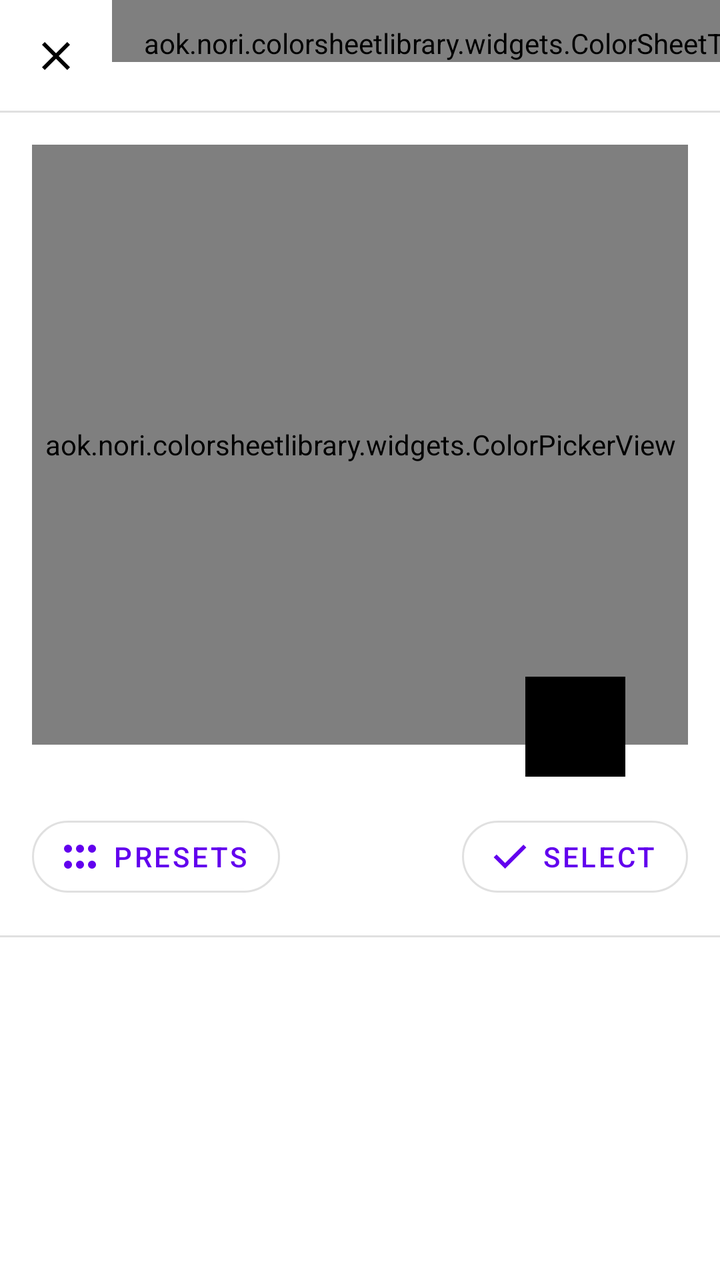
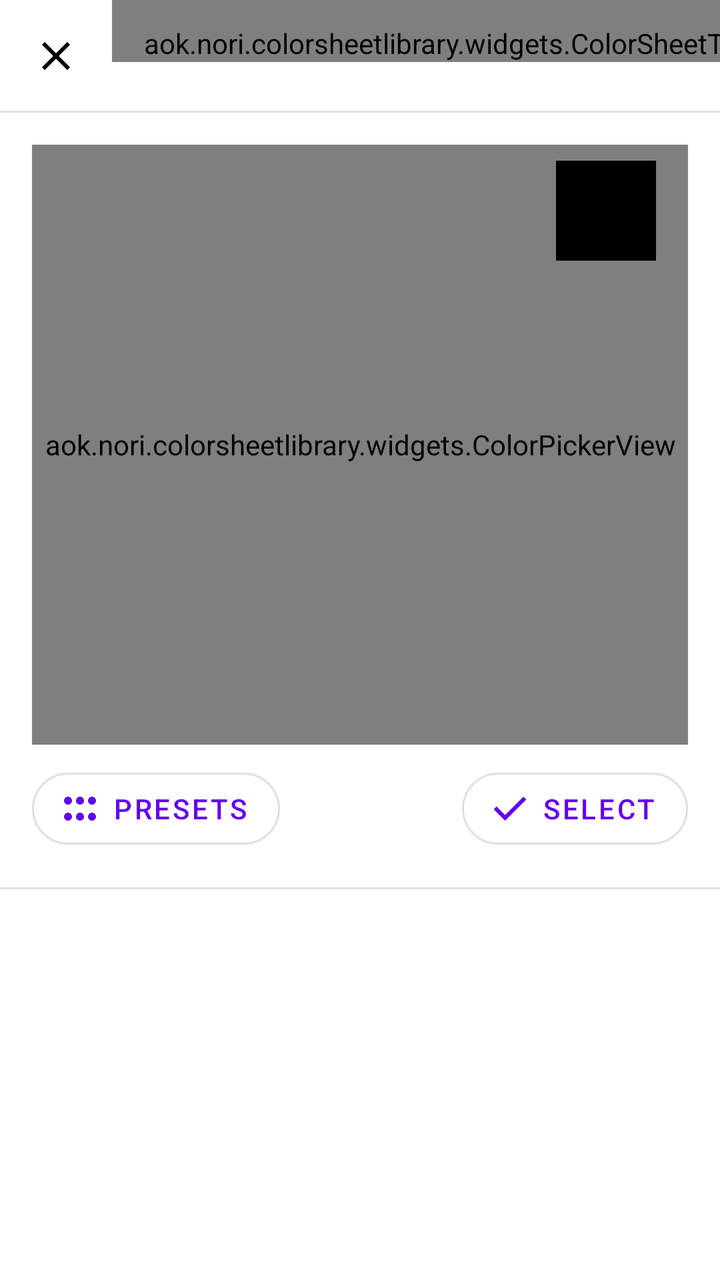

Screens rendered from an Android XML layout before and after an edit, with the pre-edit source and the edit as a unified diff.
<!-- AndroidManifest.xml: another module's application theme Theme.ColorSheet -->
<!-- res/layout/color_sheet.xml -->
<?xml version="1.0" encoding="utf-8"?>
<LinearLayout xmlns:android="http://schemas.android.com/apk/res/android"
    xmlns:app="http://schemas.android.com/apk/res-auto"
    xmlns:tools="http://schemas.android.com/tools"
    android:layout_width="match_parent"
    android:layout_height="wrap_content"
    android:layout_gravity="bottom"
    android:fitsSystemWindows="true"
    android:orientation="vertical">

    <androidx.constraintlayout.widget.ConstraintLayout
        android:layout_width="match_parent"
        android:layout_height="56dp"
        android:clipChildren="true"
        android:clipToPadding="true"
        android:orientation="horizontal">

        <ImageView
            android:id="@+id/colorSheetClose"
            android:layout_width="wrap_content"
            android:layout_height="wrap_content"
            android:background="?selectableItemBackgroundBorderless"
            android:clickable="true"
            android:focusable="true"
            android:padding="16dp"
            android:src="@drawable/ic_close"
            app:layout_constraintBottom_toBottomOf="parent"
            app:layout_constraintStart_toStartOf="parent"
            app:layout_constraintTop_toTopOf="parent"
            tools:ignore="ContentDescription" />

        <aok.nori.colorsheetlibrary.widgets.ColorSheetTitle
            android:id="@+id/sheetTitle"
            android:layout_width="wrap_content"
            android:layout_height="wrap_content"
            android:layout_marginBottom="8dp"
            android:paddingStart="16dp"
            android:paddingTop="12dp"
            android:paddingEnd="16dp"
            android:text="@string/choose_a_color"
            android:textAlignment="center"
            android:textAppearance="@style/TextAppearance.MaterialComponents.Headline6"
            app:layout_constraintBottom_toBottomOf="parent"
            app:layout_constraintStart_toEndOf="@id/colorSheetClose"
            app:layout_constraintTop_toTopOf="parent"
            app:layout_constraintVertical_bias="0" />
    </androidx.constraintlayout.widget.ConstraintLayout>

    <View
        android:layout_width="match_parent"
        android:layout_height="1dp"
        android:layout_marginTop="-1dp"
        android:background="@color/dividerColor" />

    <androidx.core.widget.NestedScrollView
        android:layout_width="match_parent"
        android:layout_height="wrap_content"
        android:fillViewport="true">

        <FrameLayout
            android:layout_width="match_parent"
            android:layout_height="wrap_content">

            <LinearLayout
                android:id="@+id/presetsLayout"
                android:layout_width="match_parent"
                android:layout_height="wrap_content"
                android:orientation="vertical">

                <androidx.recyclerview.widget.RecyclerView
                    android:id="@+id/colorSheetList"
                    android:layout_width="match_parent"
                    android:layout_height="wrap_content"
                    android:clipChildren="false"
                    android:clipToPadding="false"
                    android:nestedScrollingEnabled="false"
                    android:padding="12dp"
                    app:layoutManager="androidx.recyclerview.widget.GridLayoutManager"
                    app:spanCount="6"
                    tools:listitem="@layout/color_item" />

                <androidx.constraintlayout.widget.ConstraintLayout
                    android:layout_width="match_parent"
                    android:layout_height="wrap_content"
                    android:paddingStart="16dp"
                    android:paddingTop="32dp"
                    android:paddingEnd="16dp"
                    android:paddingBottom="16dp">

                    <com.google.android.material.button.MaterialButton
                        android:id="@+id/colorSheetCustom"
                        style="@style/Widget.MaterialComponents.Button.OutlinedButton.Icon"
                        android:layout_width="wrap_content"
                        android:layout_height="wrap_content"
                        android:text="@string/button_label_custom"
                        app:cornerRadius="20dp"
                        app:icon="@drawable/ic_custom"
                        app:layout_constraintBottom_toBottomOf="parent"
                        app:layout_constraintStart_toStartOf="parent"
                        app:layout_constraintTop_toTopOf="parent" />
                </androidx.constraintlayout.widget.ConstraintLayout>
            </LinearLayout>

            <androidx.constraintlayout.widget.ConstraintLayout
                android:id="@+id/customLayout"
                android:layout_width="match_parent"
                android:layout_height="wrap_content">

                <aok.nori.colorsheetlibrary.widgets.ColorPickerView
                    android:id="@+id/colorPickerView"
                    android:layout_width="0dp"
                    android:layout_height="300dp"
                    android:layout_marginStart="16dp"
                    android:layout_marginTop="16dp"
                    android:layout_marginEnd="16dp"
                    app:layout_constraintEnd_toEndOf="parent"
                    app:layout_constraintStart_toStartOf="parent"
                    app:layout_constraintTop_toTopOf="parent" />

                <View
                    android:id="@+id/customColorPreview"
                    android:layout_width="50dp"
                    android:layout_height="50dp"
                    android:layout_marginBottom="16dp"
                    android:background="@android:color/black"
                    app:layout_constraintBottom_toTopOf="@id/colorSheetSelect"
                    app:layout_constraintEnd_toEndOf="@id/colorSheetSelect"
                    app:layout_constraintStart_toStartOf="@id/colorSheetSelect" />

                <com.google.android.material.button.MaterialButton
                    android:id="@+id/colorSheetPresets"
                    style="@style/Widget.MaterialComponents.Button.OutlinedButton.Icon"
                    android:layout_width="wrap_content"
                    android:layout_height="wrap_content"
                    android:layout_marginStart="16dp"
                    android:layout_marginTop="32dp"
                    android:layout_marginBottom="16dp"
                    android:text="@string/button_label_presets"
                    app:cornerRadius="20dp"
                    app:icon="@drawable/ic_presets"
                    app:layout_constraintBottom_toBottomOf="parent"
                    app:layout_constraintStart_toStartOf="parent"
                    app:layout_constraintTop_toBottomOf="@id/colorPickerView" />

                <com.google.android.material.button.MaterialButton
                    android:id="@+id/colorSheetSelect"
                    style="@style/Widget.MaterialComponents.Button.OutlinedButton.Icon"
                    android:layout_width="wrap_content"
                    android:layout_height="wrap_content"
                    android:layout_marginTop="32dp"
                    android:layout_marginEnd="16dp"
                    android:layout_marginBottom="16dp"
                    android:text="@string/button_label_select"
                    app:cornerRadius="20dp"
                    app:icon="@drawable/ic_select"
                    app:layout_constraintBottom_toBottomOf="parent"
                    app:layout_constraintEnd_toEndOf="parent"
                    app:layout_constraintTop_toBottomOf="@id/colorPickerView" />

            </androidx.constraintlayout.widget.ConstraintLayout>
        </FrameLayout>
    </androidx.core.widget.NestedScrollView>

    <View
        android:layout_width="match_parent"
        android:layout_height="1dp"
        android:layout_marginTop="-1dp"
        android:background="@color/dividerColor" />
</LinearLayout>
<!-- res/layout/color_item.xml (included above) -->
<?xml version="1.0" encoding="utf-8"?>
<androidx.constraintlayout.widget.ConstraintLayout xmlns:android="http://schemas.android.com/apk/res/android"
    xmlns:app="http://schemas.android.com/apk/res-auto"
    xmlns:tools="http://schemas.android.com/tools"
    android:id="@+id/colorItemLayout"
    android:layout_width="match_parent"
    android:layout_height="wrap_content"
    android:background="?selectableItemBackground"
    android:clickable="true"
    android:focusable="true">

    <androidx.constraintlayout.widget.ConstraintLayout
        android:id="@+id/constraintLayout"
        android:layout_width="0dp"
        android:layout_height="0dp"
        android:paddingStart="8dp"
        android:paddingTop="12dp"
        android:paddingEnd="8dp"
        android:paddingBottom="12dp"
        android:clipChildren="false"
        android:clipToPadding="false"
        app:layout_constraintBottom_toBottomOf="parent"
        app:layout_constraintDimensionRatio="1:1"
        app:layout_constraintEnd_toEndOf="parent"
        app:layout_constraintStart_toStartOf="parent"
        app:layout_constraintTop_toTopOf="parent">

        <ImageView
            android:id="@+id/colorSelectedCircle"
            android:layout_width="40dp"
            android:layout_height="40dp"
            android:src="@drawable/ic_circle"
            app:layout_constraintBottom_toBottomOf="parent"
            app:layout_constraintEnd_toEndOf="parent"
            app:layout_constraintStart_toStartOf="parent"
            app:layout_constraintTop_toTopOf="parent"
            tools:ignore="ContentDescription" />

        <ImageView
            android:id="@+id/colorSelected"
            android:layout_width="24dp"
            android:layout_height="24dp"
            android:src="@drawable/ic_check"
            android:visibility="visible"
            app:layout_constraintBottom_toBottomOf="@id/colorSelectedCircle"
            app:layout_constraintEnd_toEndOf="@+id/colorSelectedCircle"
            app:layout_constraintStart_toStartOf="@id/colorSelectedCircle"
            app:layout_constraintTop_toTopOf="@+id/colorSelectedCircle"
            tools:ignore="ContentDescription" />
    </androidx.constraintlayout.widget.ConstraintLayout>

</androidx.constraintlayout.widget.ConstraintLayout>
<!-- resources referenced by this layout -->
<resources>
  <color name="dividerColor">#1F000000</color>
  <!-- drawable ic_check (drawable) -->
  <vector xmlns:android="http://schemas.android.com/apk/res/android"
      android:width="24dp"
      android:height="24dp"
      android:viewportWidth="24.0"
      android:viewportHeight="24.0">
      <path
          android:fillColor="?attr/colorOnSurface"
          android:pathData="M9,16.17L4.83,12l-1.42,1.41L9,19 21,7l-1.41,-1.41z" />
  </vector>
  <!-- drawable ic_circle (drawable) -->
  <?xml version="1.0" encoding="utf-8"?>
  <shape xmlns:android="http://schemas.android.com/apk/res/android"
      android:shape="oval">
  
      <solid android:color="#666666" />
  
      <size
          android:width="40dp"
          android:height="40dp" />
  </shape>
  <!-- drawable ic_close (drawable) -->
  <vector xmlns:android="http://schemas.android.com/apk/res/android"
      android:width="24dp"
      android:height="24dp"
      android:viewportWidth="24.0"
      android:viewportHeight="24.0">
      <path
          android:fillColor="?attr/colorOnSurface"
          android:pathData="M19,6.41L17.59,5 12,10.59 6.41,5 5,6.41 10.59,12 5,17.59 6.41,19 12,13.41 17.59,19 19,17.59 13.41,12z" />
  </vector>
  <!-- drawable ic_presets (drawable) -->
  <vector xmlns:android="http://schemas.android.com/apk/res/android"
      android:width="24dp"
      android:height="24dp"
      android:viewportWidth="960"
      android:viewportHeight="960"
      android:tint="?attr/colorControlNormal">
  
    <path
        android:fillColor="@android:color/white"
        android:pathData="M240,400Q207,400 183.5,376.5Q160,353 160,320Q160,287 183.5,263.5Q207,240 240,240Q273,240 296.5,263.5Q320,287 320,320Q320,353 296.5,376.5Q273,400 240,400ZM480,400Q447,400 423.5,376.5Q400,353 400,320Q400,287 423.5,263.5Q447,240 480,240Q513,240 536.5,263.5Q560,287 560,320Q560,353 536.5,376.5Q513,400 480,400ZM720,400Q687,400 663.5,376.5Q640,353 640,320Q640,287 663.5,263.5Q687,240 720,240Q753,240 776.5,263.5Q800,287 800,320Q800,353 776.5,376.5Q753,400 720,400ZM240,720Q207,720 183.5,696.5Q160,673 160,640Q160,607 183.5,583.5Q207,560 240,560Q273,560 296.5,583.5Q320,607 320,640Q320,673 296.5,696.5Q273,720 240,720ZM480,720Q447,720 423.5,696.5Q400,673 400,640Q400,607 423.5,583.5Q447,560 480,560Q513,560 536.5,583.5Q560,607 560,640Q560,673 536.5,696.5Q513,720 480,720ZM720,720Q687,720 663.5,696.5Q640,673 640,640Q640,607 663.5,583.5Q687,560 720,560Q753,560 776.5,583.5Q800,607 800,640Q800,673 776.5,696.5Q753,720 720,720Z" />
  </vector>
  <!-- drawable ic_select (drawable) -->
  <vector xmlns:android="http://schemas.android.com/apk/res/android" android:height="24dp" android:tint="#000000" android:viewportHeight="960" android:viewportWidth="960" android:width="24dp">
        
      <path android:fillColor="@android:color/white" android:pathData="M382,720L154,492L211,435L382,606L749,239L806,296L382,720Z"/>
      
  </vector>
  <string name="button_label_custom">CUSTOM</string>
  <string name="button_label_presets">PRESETS</string>
  <string name="button_label_select">SELECT</string>
  <string name="choose_a_color">Choose a color</string>
  <style name="Theme.ColorSheet" parent="Theme.MaterialComponents.Light.NoActionBar" />
  <!-- unchanged entries left out for length: 1 -->
</resources>

<!-- the commit's change to res/layout/color_sheet.xml (unified diff, before → after) -->
@@ -83,7 +83,7 @@
                     android:layout_width="match_parent"
                     android:layout_height="wrap_content"
                     android:paddingStart="16dp"
-                    android:paddingTop="32dp"
+                    android:paddingTop="8dp"
                     android:paddingEnd="16dp"
                     android:paddingBottom="16dp">
 
@@ -121,11 +121,11 @@
                     android:id="@+id/customColorPreview"
                     android:layout_width="50dp"
                     android:layout_height="50dp"
-                    android:layout_marginBottom="16dp"
+                    android:layout_marginTop="8dp"
+                    android:layout_marginEnd="16dp"
                     android:background="@android:color/black"
-                    app:layout_constraintBottom_toTopOf="@id/colorSheetSelect"
-                    app:layout_constraintEnd_toEndOf="@id/colorSheetSelect"
-                    app:layout_constraintStart_toStartOf="@id/colorSheetSelect" />
+                    app:layout_constraintEnd_toEndOf="@id/colorPickerView"
+                    app:layout_constraintTop_toTopOf="@id/colorPickerView" />
 
                 <com.google.android.material.button.MaterialButton
                     android:id="@+id/colorSheetPresets"
@@ -133,7 +133,7 @@
                     android:layout_width="wrap_content"
                     android:layout_height="wrap_content"
                     android:layout_marginStart="16dp"
-                    android:layout_marginTop="32dp"
+                    android:layout_marginTop="8dp"
                     android:layout_marginBottom="16dp"
                     android:text="@string/button_label_presets"
                     app:cornerRadius="20dp"
@@ -147,7 +147,7 @@
                     style="@style/Widget.MaterialComponents.Button.OutlinedButton.Icon"
                     android:layout_width="wrap_content"
                     android:layout_height="wrap_content"
-                    android:layout_marginTop="32dp"
+                    android:layout_marginTop="8dp"
                     android:layout_marginEnd="16dp"
                     android:layout_marginBottom="16dp"
                     android:text="@string/button_label_select"
